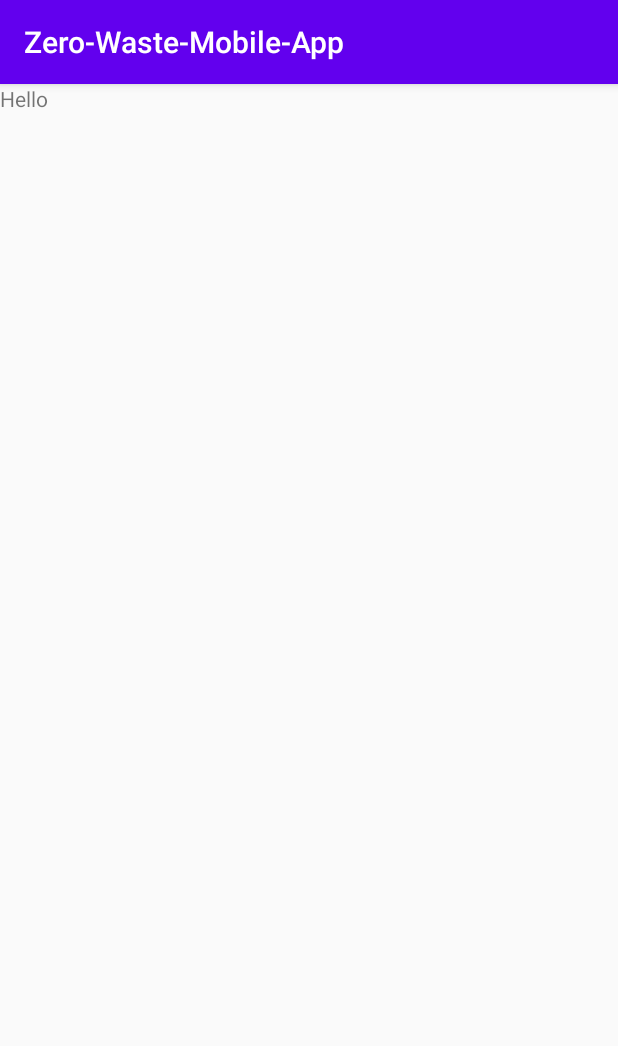
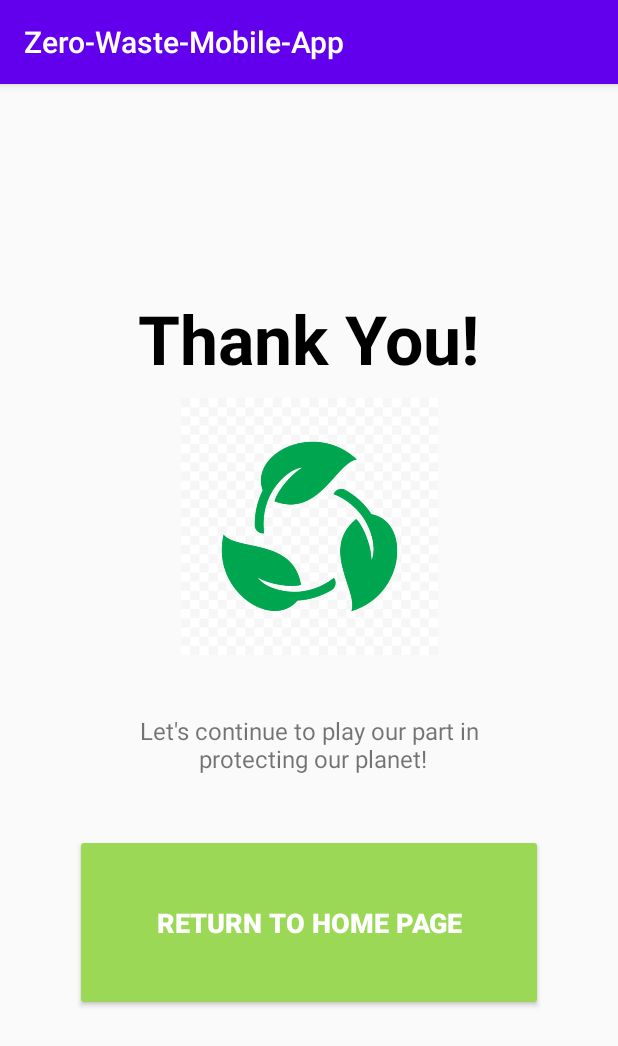
Before and after one commit to kparisej/Zero-Waste-Mobile-App-v2, an Android app: the fragment fragment_goodbye shown on its own in the app's theme, on a phone screen of 412 x 824 dp. Shown: the top 1046 px of the screen. Run offline under Robolectric (Android 15) with nearby library versions, the phone set to English and light mode, and no system bars.

Commit message:
Karen's Goodbye page code changes

```diff
--- a/app/build.gradle
+++ b/app/build.gradle
@@ -30,6 +30,7 @@ dependencies {
     implementation 'androidx.navigation:navigation-fragment:2.1.0'
     implementation 'androidx.navigation:navigation-ui:2.1.0'
     implementation 'androidx.lifecycle:lifecycle-extensions:2.1.0'
+    implementation 'androidx.legacy:legacy-support-v4:1.0.0'
     testImplementation 'junit:junit:4.12'
     androidTestImplementation 'androidx.test.ext:junit:1.1.1'
     androidTestImplementation 'androidx.test.espresso:espresso-core:3.2.0'
--- a/app/src/main/java/com/example/zero_waste_mobile_app/ui/goodbye/FragmentGoodbyeViewModel.java
+++ b/app/src/main/java/com/example/zero_waste_mobile_app/ui/goodbye/FragmentGoodbyeViewModel.java
@@ -1,4 +1,4 @@
-package com.example.zero_waste_mobile_app;
+package com.example.zero_waste_mobile_app.ui.goodbye;
 
 import androidx.lifecycle.ViewModel;
 
--- a/app/src/main/java/com/example/zero_waste_mobile_app/ui/goodbye/fragment_goodbye.java
+++ b/app/src/main/java/com/example/zero_waste_mobile_app/ui/goodbye/fragment_goodbye.java
@@ -1,4 +1,4 @@
-package com.example.zero_waste_mobile_app;
+package com.example.zero_waste_mobile_app.ui.goodbye;
 
 import androidx.lifecycle.ViewModelProviders;
 
@@ -11,6 +11,8 @@ import androidx.fragment.app.Fragment;
 import android.view.LayoutInflater;
 import android.view.View;
 import android.view.ViewGroup;
+
+import com.example.zero_waste_mobile_app.R;
 
 public class fragment_goodbye extends Fragment {
 
@@ -33,4 +35,5 @@ public class fragment_goodbye extends Fragment {
         // TODO: Use the ViewModel
     }
 
+
 }
--- a/app/src/main/res/layout/activity_main.xml
+++ b/app/src/main/res/layout/activity_main.xml
@@ -135,4 +135,5 @@
         app:srcCompat="@drawable/soda" />
 
 
+
 </androidx.constraintlayout.widget.ConstraintLayout>
--- a/app/src/main/res/layout/fragment_goodbye_fragment.xml
+++ b/app/src/main/res/layout/fragment_goodbye_fragment.xml
@@ -1,14 +1,87 @@
 <?xml version="1.0" encoding="utf-8"?>
-<FrameLayout
-    xmlns:android="http://schemas.android.com/apk/res/android"
+<androidx.constraintlayout.widget.ConstraintLayout xmlns:android="http://schemas.android.com/apk/res/android"
+    xmlns:app="http://schemas.android.com/apk/res-auto"
     xmlns:tools="http://schemas.android.com/tools"
+    android:id="@+id/frameLayout"
     android:layout_width="match_parent"
     android:layout_height="match_parent"
-    tools:context=".fragment_goodbye">
+    tools:context=".ui.goodbye.fragment_goodbye">
 
     <TextView
-        android:layout_width="match_parent"
-        android:layout_height="match_parent"
-        android:text="Hello" />
+        android:id="@+id/goodbye_page"
+        android:layout_width="wrap_content"
+        android:layout_height="0dp"
+        android:layout_marginTop="650dp"
+        android:layout_marginBottom="265dp"
+        android:background="#FFFFFF"
+        android:textAlignment="center"
+        android:textAllCaps="true"
+        android:textAppearance="@style/TextAppearance.AppCompat.Body2"
+        android:textColor="#040404"
+        android:textSize="25sp"
+        app:layout_constraintBottom_toBottomOf="parent"
+        app:layout_constraintEnd_toStartOf="@+id/goodbye_page_b1"
+        app:layout_constraintStart_toStartOf="parent"
+        app:layout_constraintTop_toTopOf="parent" />
 
-</FrameLayout>
+    <Button
+        android:id="@+id/goodbye_page_b1"
+        android:layout_width="0dp"
+        android:layout_height="0dp"
+        android:layout_marginStart="50dp"
+        android:layout_marginTop="500dp"
+        android:layout_marginEnd="50dp"
+        android:layout_marginBottom="150dp"
+        android:backgroundTint="#9BD855"
+        android:text="Return to Home Page"
+        android:textAlignment="center"
+        android:textColor="#FFFFFF"
+        android:textSize="18sp"
+        android:textStyle="bold"
+        app:layout_constraintBottom_toBottomOf="parent"
+        app:layout_constraintEnd_toEndOf="parent"
+        app:layout_constraintHorizontal_bias="0.0"
+        app:layout_constraintStart_toStartOf="parent"
+        app:layout_constraintTop_toTopOf="parent"
+        app:layout_constraintVertical_bias="1.0" />
+
+    <TextView
+        android:id="@+id/textView"
+        android:layout_width="wrap_content"
+        android:layout_height="wrap_content"
+        android:layout_marginBottom="300dp"
+        android:text="Thank You!"
+        android:textColor="#000000"
+        android:textSize="45sp"
+        android:textStyle="bold"
+        app:layout_constraintBottom_toTopOf="@+id/goodbye_page_b1"
+        app:layout_constraintEnd_toEndOf="parent"
+        app:layout_constraintStart_toStartOf="parent"
+        app:layout_constraintTop_toTopOf="parent"
+        app:layout_constraintVertical_bias="1.0" />
+
+    <ImageView
+        android:id="@+id/imageView"
+        android:layout_width="206dp"
+        android:layout_height="171dp"
+        android:layout_marginTop="90dp"
+        android:src="@drawable/istockphoto_1159447883_612x612"
+        app:layout_constraintBottom_toTopOf="@+id/goodbye_page_b1"
+        app:layout_constraintEnd_toEndOf="parent"
+        app:layout_constraintStart_toStartOf="parent"
+        app:layout_constraintTop_toTopOf="parent"
+        app:srcCompat="@drawable/sustainability_icon" />
+
+    <TextView
+        android:id="@+id/textView2"
+        android:layout_width="wrap_content"
+        android:layout_height="wrap_content"
+        android:text="Let's continue to play our part in\n protecting our planet!"
+        android:textAlignment="center"
+        android:textSize="16sp"
+        app:layout_constraintBottom_toTopOf="@+id/goodbye_page_b1"
+        app:layout_constraintEnd_toEndOf="parent"
+        app:layout_constraintStart_toStartOf="parent"
+        app:layout_constraintTop_toBottomOf="@+id/imageView" />
+
+</androidx.constraintlayout.widget.ConstraintLayout>
--- a/app/src/main/res/layout/fragment_notifications.xml
+++ b/app/src/main/res/layout/fragment_notifications.xml
@@ -4,7 +4,7 @@
     xmlns:tools="http://schemas.android.com/tools"
     android:layout_width="match_parent"
     android:layout_height="match_parent"
-    tools:context=".ui.notifications.NotificationsFragment">
+    tools:context=".ui.goodbye.fragment_goodbye">
 
     <TextView
         android:id="@+id/text_notifications"
```
Also changed, not shown: app/src/main/res/drawable/sustainability_icon.png.
